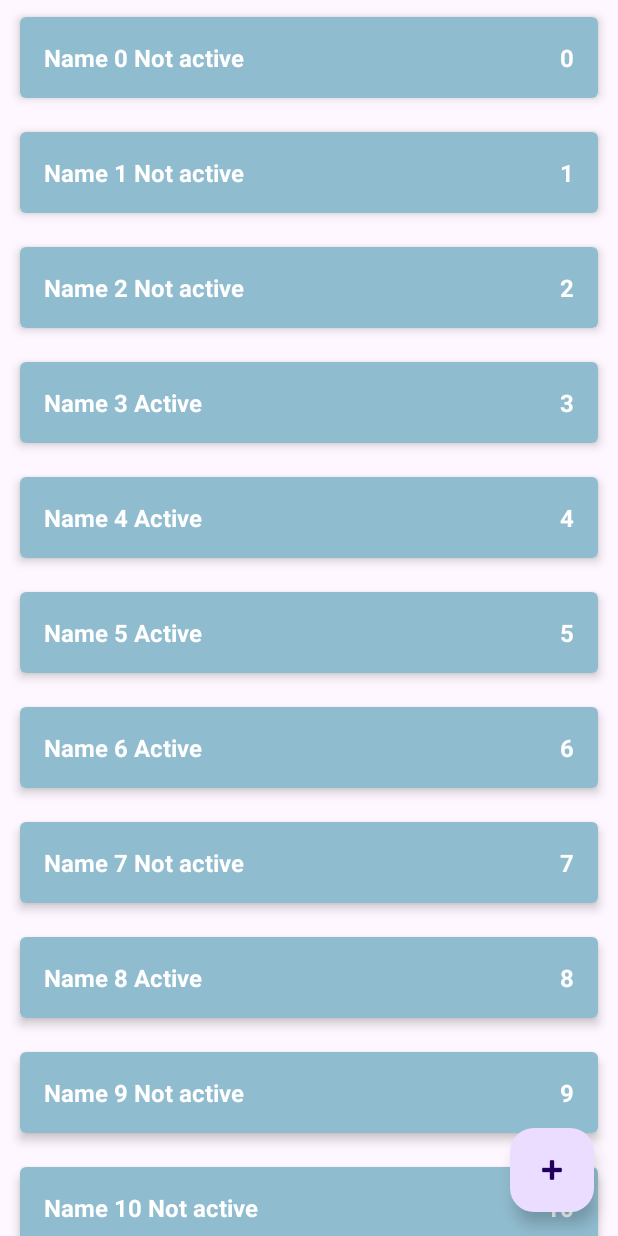
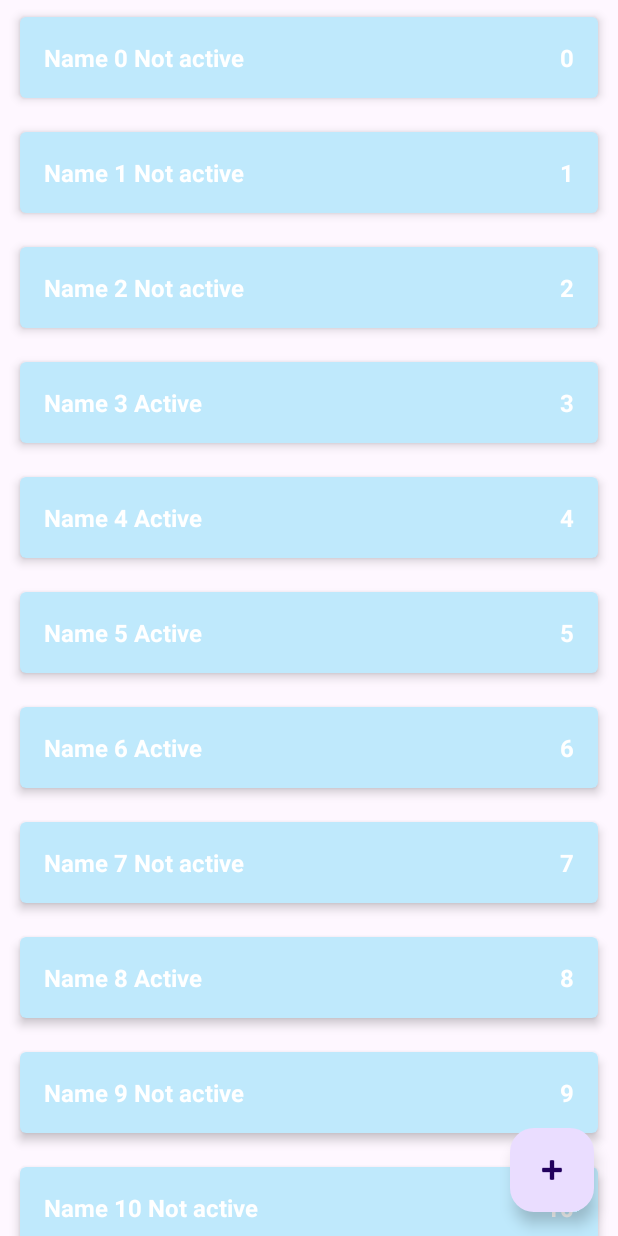
Before and after one commit to DADJOD/ShoppingList, an Android app: the screen it shows after launch (MainActivity), on a phone screen of 412 x 824 dp. Run offline under Robolectric (Android 15) with nearby library versions, the phone set to English and light mode, and no system bars.

Commit message:
little bit refactoring code 2

```diff
--- a/app/src/main/res/layout/item_shop_disabled.xml
+++ b/app/src/main/res/layout/item_shop_disabled.xml
@@ -15,7 +15,7 @@
     <LinearLayout
         android:layout_width="match_parent"
         android:layout_height="wrap_content"
-        android:background="#90BCCF"
+        android:background="#4003A9F4"
         android:orientation="horizontal"
         android:padding="16dp">
 
```
